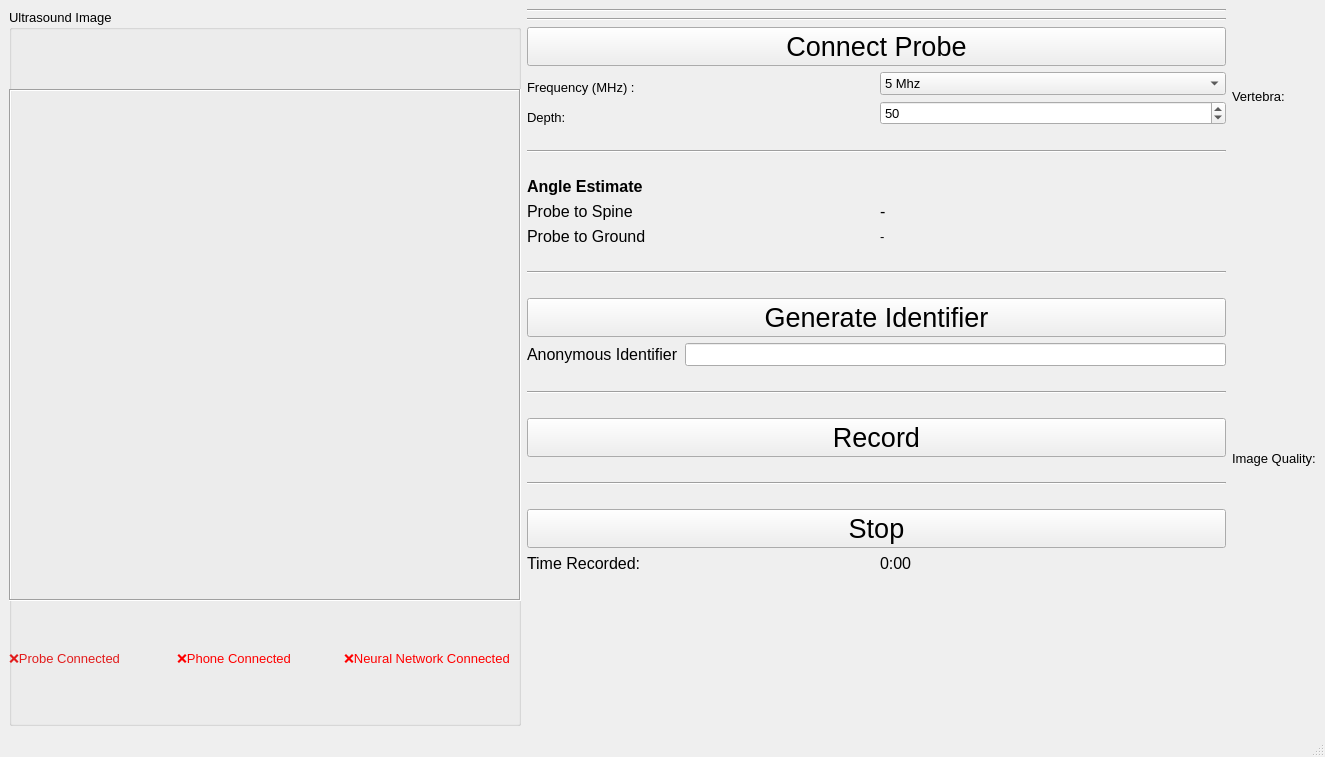
Qt form Scoliosis.ui (KitwareMedical/UltrasoundScoliosis) before a commit.
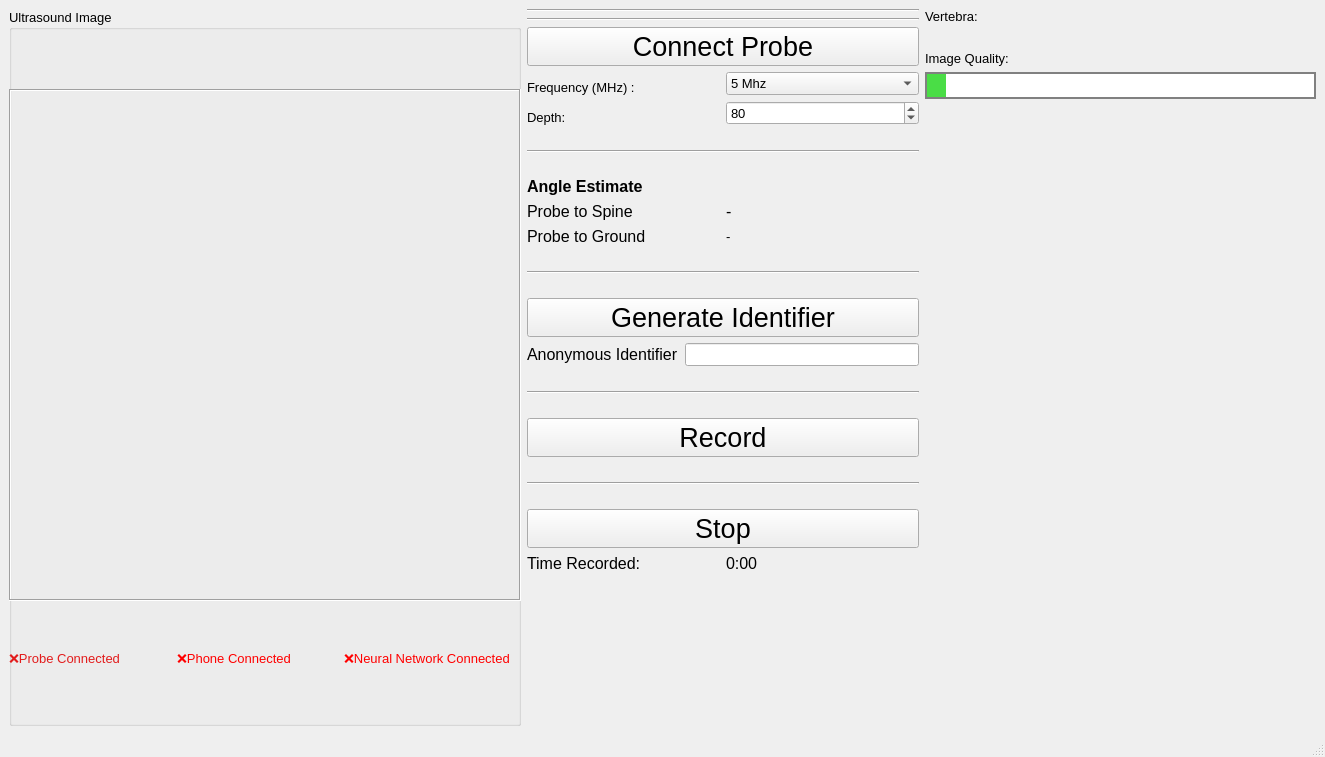
The same form after that commit. Icons and pictures are not drawn.

Commit message: ENH: UI and save orientations

The edit to the form file:
```diff
--- a/Scoliosis.ui
+++ b/Scoliosis.ui
@@ -47,18 +47,55 @@
       </item>
       <item>
        <widget class="QLabel" name="label_9">
+        <property name="maximumSize">
+         <size>
+          <width>16777215</width>
+          <height>30</height>
+         </size>
+        </property>
         <property name="text">
          <string>Image Quality:</string>
         </property>
        </widget>
       </item>
       <item>
-       <widget class="QLabel" name="quality_bar">
-        <property name="text">
-         <string/>
+       <widget class="QProgressBar" name="imageQuality">
+        <property name="styleSheet">
+         <string notr="true"> QProgressBar {
+     border: 2px solid grey;
+     border-radius: 0px;
+     text-align: center;
+ }
+
+QProgressBar::chunk {
+     background-color: #4add46;
+     width: 1px;
+ }</string>
+        </property>
+        <property name="maximum">
+         <number>100</number>
+        </property>
+        <property name="value">
+         <number>5</number>
+        </property>
+        <property name="textVisible">
+         <bool>false</bool>
         </property>
        </widget>
       </item>
+      <item>
+       <spacer name="verticalSpacer_2">
+        <property name="orientation">
+         <enum>Qt::Vertical</enum>
+        </property>
+        <property name="sizeHint" stdset="0">
+         <size>
+          <width>20</width>
+          <height>40</height>
+         </size>
+        </property>
+       </spacer>
+      </item>
      </layout>
     </item>
     <item row="0" column="0">
@@ -189,7 +226,7 @@
            <number>10</number>
           </property>
           <property name="value">
-           <number>50</number>
+           <number>80</number>
           </property>
          </widget>
         </item>
@@ -352,6 +389,9 @@
       </item>
       <item>
        <widget class="QPushButton" name="generateIdentifierButton">
+        <property name="enabled">
+         <bool>true</bool>
+        </property>
         <property name="font">
          <font>
           <pointsize>20</pointsize>
```
The commit also changes 4 other files.
